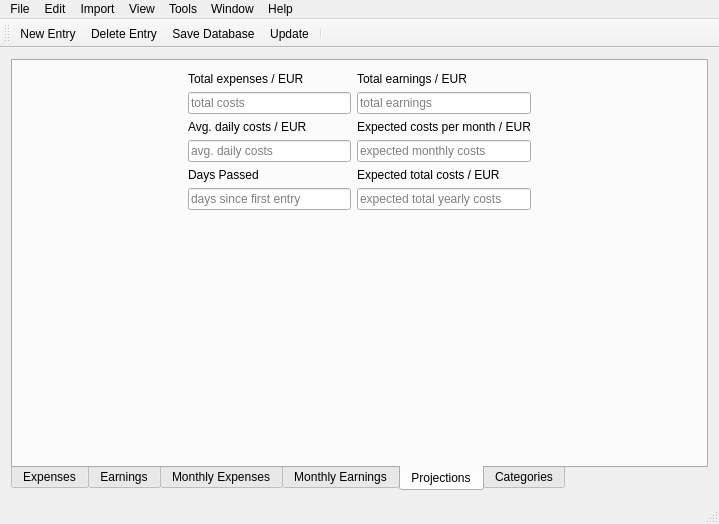
Old version of the form mainwindow.ui in the repository DatabasesWorks/Costs-daily-income-and-expenses.
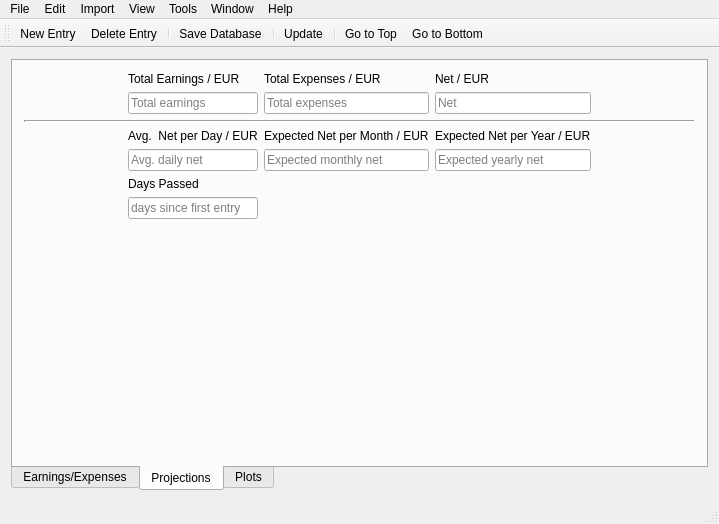
New version of the form. The open tabs and pages were chosen to show the change. Icons and pictures are not drawn. Custom widgets are drawn as their Qt base class.

Patch:
```diff
--- a/mainwindow.ui
+++ b/mainwindow.ui
@@ -34,41 +34,24 @@
       </property>
       <widget class="QWidget" name="expensesTab">
        <attribute name="title">
-        <string>Expenses</string>
+        <string>Earnings/Expenses</string>
        </attribute>
        <layout class="QVBoxLayout" name="verticalLayout_2">
         <item>
-         <widget class="QTableView" name="expensesTableView"/>
-        </item>
-       </layout>
-      </widget>
-      <widget class="QWidget" name="earningsTab">
-       <attribute name="title">
-        <string>Earnings</string>
-       </attribute>
-       <layout class="QVBoxLayout" name="verticalLayout_6">
-        <item>
-         <widget class="QTableView" name="earningsTableView"/>
-        </item>
-       </layout>
-      </widget>
-      <widget class="QWidget" name="monthlyExpensesTab">
-       <attribute name="title">
-        <string>Monthly Expenses</string>
-       </attribute>
-       <layout class="QVBoxLayout" name="verticalLayout_3">
-        <item>
-         <widget class="QTableView" name="monthlyExpensesTableView"/>
-        </item>
-       </layout>
-      </widget>
-      <widget class="QWidget" name="monthlyEarningsTab">
-       <attribute name="title">
-        <string>Monthly Earnings</string>
-       </attribute>
-       <layout class="QVBoxLayout" name="verticalLayout_7">
-        <item>
-         <widget class="QTableView" name="monthlyEarningsTableView"/>
+         <widget class="QTableView" name="expensesTableView">
+          <property name="dragEnabled">
+           <bool>false</bool>
+          </property>
+          <property name="alternatingRowColors">
+           <bool>true</bool>
+          </property>
+          <property name="verticalScrollMode">
+           <enum>QAbstractItemView::ScrollPerPixel</enum>
+          </property>
+          <property name="horizontalScrollMode">
+           <enum>QAbstractItemView::ScrollPerPixel</enum>
+          </property>
+         </widget>
         </item>
        </layout>
       </widget>
@@ -79,52 +62,6 @@
        <layout class="QVBoxLayout" name="verticalLayout_5">
         <item>
          <layout class="QGridLayout" name="gridLayout">
-          <item row="0" column="1">
-           <widget class="QLabel" name="label_4">
-            <property name="text">
-             <string>Total expenses / EUR</string>
-            </property>
-           </widget>
-          </item>
-          <item row="1" column="1">
-           <widget class="QLineEdit" name="totalCostsLine">
-            <property name="toolTip">
-             <string>Total costs in EUR</string>
-            </property>
-            <property name="readOnly">
-             <bool>true</bool>
-            </property>
-            <property name="placeholderText">
-             <string>total costs</string>
-            </property>
-           </widget>
-          </item>
-          <item row="1" column="3">
-           <spacer name="horizontalSpacer">
-            <property name="orientation">
-             <enum>Qt::Horizontal</enum>
-            </property>
-            <property name="sizeHint" stdset="0">
-             <size>
-              <width>40</width>
-              <height>20</height>
-             </size>
-            </property>
-           </spacer>
-          </item>
-          <item row="5" column="2">
-           <widget class="QLineEdit" name="expectedTotalCostsLine">
-            <property name="toolTip">
-             <string>Expected total costs this year in EUR</string>
-            </property>
-            <property name="readOnly">
-             <bool>true</bool>
-            </property>
-            <property name="placeholderText">
-             <string>expected total yearly costs</string>
-            </property>
-           </widget>
-          </item>
           <item row="1" column="0">
            <spacer name="horizontalSpacer_2">
             <property name="orientation">
@@ -139,13 +76,6 @@
            </spacer>
           </item>
           <item row="4" column="2">
-           <widget class="QLabel" name="label_2">
-            <property name="text">
-             <string>Expected total costs / EUR</string>
-            </property>
-           </widget>
-          </item>
-          <item row="3" column="2">
            <widget class="QLineEdit" name="expectedCostsPerMonthLine">
             <property name="toolTip">
              <string>Expected total costs per month in EUR</string>
@@ -154,65 +84,52 @@
              <bool>true</bool>
             </property>
             <property name="placeholderText">
-             <string>expected monthly costs</string>
-            </property>
-           </widget>
-          </item>
-          <item row="1" column="2">
-           <widget class="QLineEdit" name="totalEarningsLine">
-            <property name="toolTip">
-             <string>Total earnings in EUR</string>
-            </property>
-            <property name="readOnly">
-             <bool>true</bool>
-            </property>
-            <property name="placeholderText">
-             <string>total earnings</string>
-            </property>
-           </widget>
-          </item>
-          <item row="2" column="2">
-           <widget class="QLabel" name="label_5">
-            <property name="text">
-             <string>Expected costs per month / EUR</string>
-            </property>
-           </widget>
-          </item>
-          <item row="0" column="2">
-           <widget class="QLabel" name="label_6">
-            <property name="text">
-             <string>Total earnings / EUR</string>
-            </property>
-           </widget>
-          </item>
-          <item row="2" column="1">
-           <widget class="QLabel" name="label">
-            <property name="text">
-             <string>Avg. daily costs / EUR</string>
-            </property>
-           </widget>
-          </item>
-          <item row="3" column="1">
-           <widget class="QLineEdit" name="avgDailyCostsLine">
-            <property name="toolTip">
-             <string>Average daily costs in EUR</string>
-            </property>
-            <property name="readOnly">
-             <bool>true</bool>
-            </property>
-            <property name="placeholderText">
-             <string>avg. daily costs</string>
+             <string>Expected monthly net</string>
             </property>
            </widget>
           </item>
           <item row="4" column="1">
+           <widget class="QLineEdit" name="avgDailyCostsLine">
+            <property name="toolTip">
+             <string>Average Daily Net in EUR</string>
+            </property>
+            <property name="readOnly">
+             <bool>true</bool>
+            </property>
+            <property name="placeholderText">
+             <string>Avg. daily net</string>
+            </property>
+           </widget>
+          </item>
+          <item row="3" column="1">
+           <widget class="QLabel" name="label">
+            <property name="text">
+             <string>Avg.  Net per Day / EUR</string>
+            </property>
+           </widget>
+          </item>
+          <item row="3" column="2">
+           <widget class="QLabel" name="label_5">
+            <property name="text">
+             <string>Expected Net per Month / EUR</string>
+            </property>
+           </widget>
+          </item>
+          <item row="5" column="1">
            <widget class="QLabel" name="label_3">
             <property name="text">
              <string>Days Passed</string>
             </property>
            </widget>
           </item>
-          <item row="5" column="1">
+          <item row="0" column="3">
+           <widget class="QLabel" name="label_7">
+            <property name="text">
+             <string>Net / EUR</string>
+            </property>
+           </widget>
+          </item>
+          <item row="6" column="1">
            <widget class="QLineEdit" name="daysPassedLine">
             <property name="toolTip">
              <string>Days passed since first entry</string>
@@ -225,6 +142,102 @@
             </property>
            </widget>
           </item>
+          <item row="3" column="3">
+           <widget class="QLabel" name="label_2">
+            <property name="text">
+             <string>Expected Net per Year / EUR</string>
+            </property>
+           </widget>
+          </item>
+          <item row="4" column="3">
+           <widget class="QLineEdit" name="expectedTotalCostsLine">
+            <property name="toolTip">
+             <string>Expected Net per Year in EUR</string>
+            </property>
+            <property name="readOnly">
+             <bool>true</bool>
+            </property>
+            <property name="placeholderText">
+             <string>Expected yearly net</string>
+            </property>
+           </widget>
+          </item>
+          <item row="1" column="4">
+           <spacer name="horizontalSpacer">
+            <property name="orientation">
+             <enum>Qt::Horizontal</enum>
+            </property>
+            <property name="sizeHint" stdset="0">
+             <size>
+              <width>40</width>
+              <height>20</height>
+             </size>
+            </property>
+           </spacer>
+          </item>
+          <item row="0" column="1">
+           <widget class="QLabel" name="label_6">
+            <property name="text">
+             <string>Total Earnings / EUR</string>
+            </property>
+           </widget>
+          </item>
+          <item row="1" column="1">
+           <widget class="QLineEdit" name="totalEarningsLine">
+            <property name="toolTip">
+             <string>Total Earnings in EUR</string>
+            </property>
+            <property name="readOnly">
+             <bool>true</bool>
+            </property>
+            <property name="placeholderText">
+             <string>Total earnings</string>
+            </property>
+           </widget>
+          </item>
+          <item row="1" column="2">
+           <widget class="QLineEdit" name="totalCostsLine">
+            <property name="toolTip">
+             <string>Total Expenses in EUR</string>
+            </property>
+            <property name="readOnly">
+             <bool>true</bool>
+            </property>
+            <property name="placeholderText">
+             <string>Total expenses</string>
+            </property>
+           </widget>
+          </item>
+          <item row="0" column="2">
+           <widget class="QLabel" name="label_4">
+            <property name="text">
+             <string>Total Expenses / EUR</string>
+            </property>
+           </widget>
+          </item>
+          <item row="1" column="3">
+           <widget class="QLineEdit" name="netIncomeLine">
+            <property name="toolTip">
+             <string>Total Net in EUR</string>
+            </property>
+            <property name="readOnly">
+             <bool>true</bool>
+            </property>
+            <property name="placeholderText">
+             <string>Net</string>
+            </property>
+           </widget>
+          </item>
+          <item row="2" column="0" colspan="5">
+           <widget class="Line" name="line">
+            <property name="lineWidth">
+             <number>2</number>
+            </property>
+            <property name="orientation">
+             <enum>Qt::Horizontal</enum>
+            </property>
+           </widget>
+          </item>
          </layout>
         </item>
         <item>
@@ -244,7 +257,7 @@
       </widget>
       <widget class="QWidget" name="categoriesTab">
        <attribute name="title">
-        <string>Categories</string>
+        <string>Plots</string>
        </attribute>
        <layout class="QVBoxLayout" name="verticalLayout_4">
         <item>
@@ -363,9 +376,13 @@
    </attribute>
    <addaction name="actionNew_Entry"/>
    <addaction name="actionDelete_Entry"/>
+   <addaction name="separator"/>
    <addaction name="actionSave"/>
+   <addaction name="separator"/>
    <addaction name="actionUpdate"/>
    <addaction name="separator"/>
+   <addaction name="actionGo_to_Top"/>
+   <addaction name="actionGo_to_Bottom"/>
   </widget>
   <widget class="QStatusBar" name="statusBar"/>
   <action name="actionOpen_Database">
@@ -616,8 +633,52 @@
     <string>Where</string>
    </property>
   </action>
+  <action name="actionGo_to_Bottom">
+   <property name="icon">
+    <iconset theme="go-bottom" resource="icons.qrc">
+     <normaloff>:/16x16/icons/16x16/go-bottom.png</normaloff>:/16x16/icons/16x16/go-bottom.png</iconset>
+   </property>
+   <property name="text">
+    <string>Go to Bottom</string>
+   </property>
+   <property name="toolTip">
+    <string>Go to Bottom</string>
+   </property>
+  </action>
+  <action name="actionGo_to_Top">
+   <property name="icon">
+    <iconset theme="go-top" resource="icons.qrc">
+     <normaloff>:/16x16/icons/16x16/go-top.png</normaloff>:/16x16/icons/16x16/go-top.png</iconset>
+   </property>
+   <property name="text">
+    <string>Go to Top</string>
+   </property>
+   <property name="toolTip">
+    <string>Go to Top</string>
+   </property>
+  </action>
  </widget>
  <layoutdefault spacing="6" margin="11"/>
+ <customwidgets>
+  <customwidget>
+   <class>MyPlots</class>
+   <extends>QWidget</extends>
+   <header>myplots.h</header>
+   <container>1</container>
+  </customwidget>
+ </customwidgets>
+ <tabstops>
+  <tabstop>totalEarningsLine</tabstop>
+  <tabstop>totalCostsLine</tabstop>
+  <tabstop>netIncomeLine</tabstop>
+  <tabstop>avgDailyCostsLine</tabstop>
+  <tabstop>expectedCostsPerMonthLine</tabstop>
+  <tabstop>expectedTotalCostsLine</tabstop>
+  <tabstop>daysPassedLine</tabstop>
+  <tabstop>tabWidget</tabstop>
+  <tabstop>expensesTableView</tabstop>
+  <tabstop>plotSelectCombo</tabstop>
+ </tabstops>
  <resources>
   <include location="icons.qrc"/>
  </resources>
```
Left out of the diff: 28 changed lines with no effect on the pictures.
